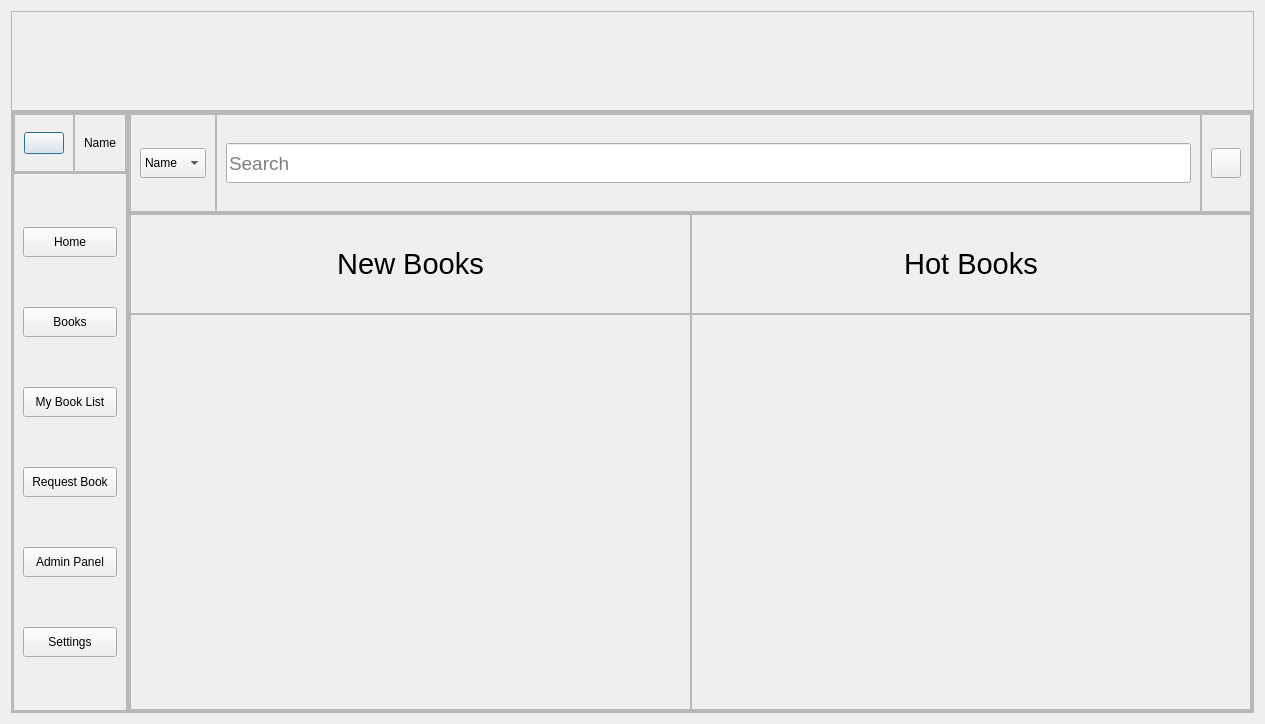
This is studenthomepage.ui in aavashlamichhane/LibMan as Qt 5 draws it before an edit. The edited form follows.
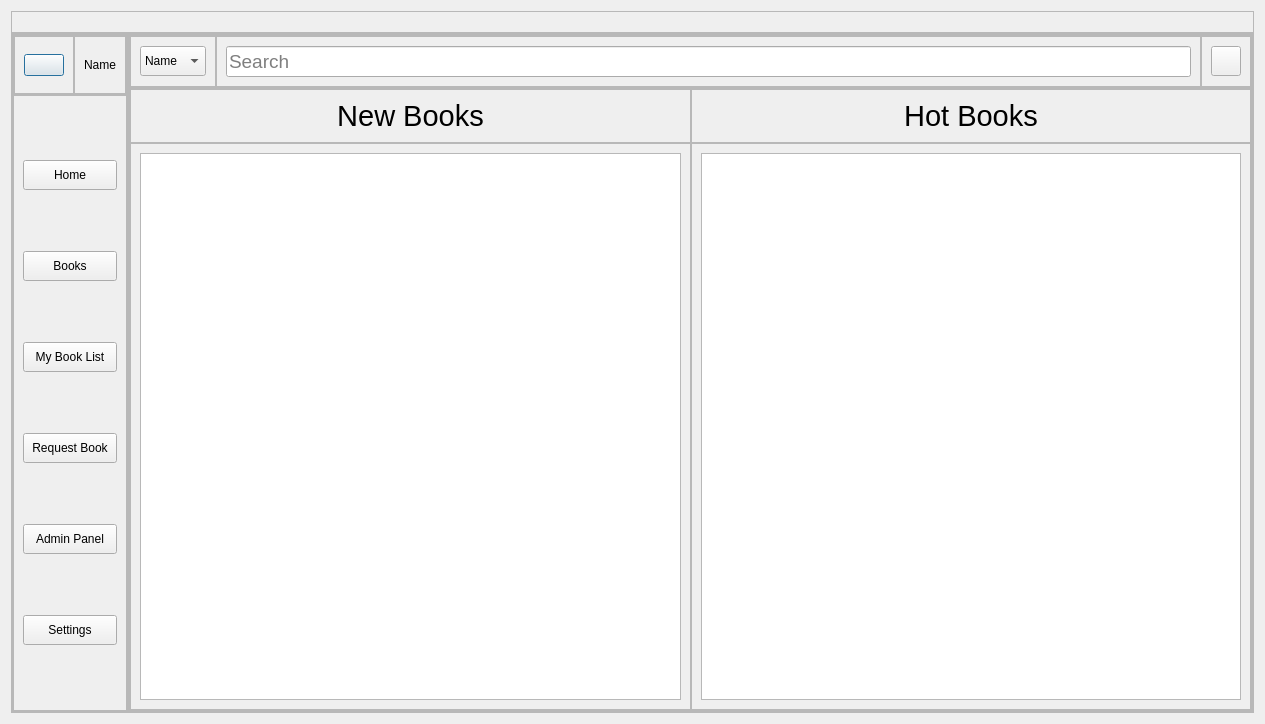
This is the edited form. Icons and pictures are not drawn.

What changed in the file:
```diff
--- a/studenthomepage.ui
+++ b/studenthomepage.ui
@@ -571,6 +571,11 @@
                 <property name="frameShadow">
                  <enum>QFrame::Raised</enum>
                 </property>
+                <layout class="QVBoxLayout" name="verticalLayout_7">
+                 <item>
+                  <widget class="QTableView" name="tableView_new"/>
+                 </item>
+                </layout>
                </widget>
               </item>
               <item row="1" column="1">
@@ -581,6 +586,11 @@
                 <property name="frameShadow">
                  <enum>QFrame::Raised</enum>
                 </property>
+                <layout class="QVBoxLayout" name="verticalLayout_8">
+                 <item>
+                  <widget class="QTableView" name="tableView_hot"/>
+                 </item>
+                </layout>
                </widget>
               </item>
              </layout>
```
